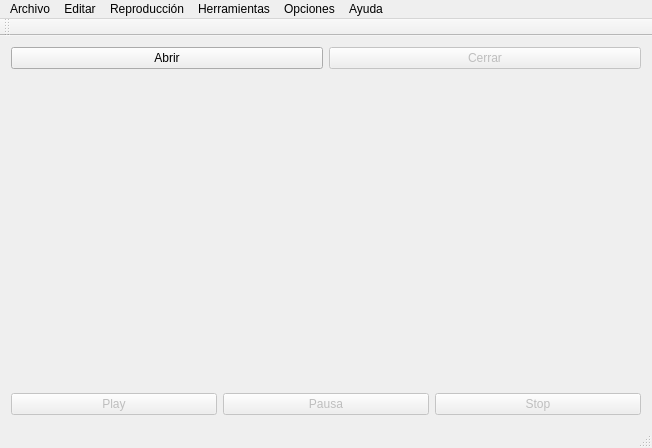
Before: the Qt Designer form movieplayer.ui in Madh93/Qt5-MoviePlayer, drawn with Qt 5.
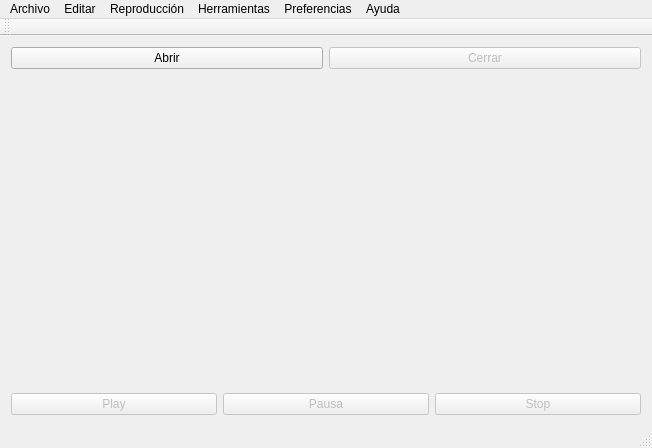
After: the same form once the commit is applied.

Commit message: añadiendo mas menus

Patch:
```diff
--- a/movieplayer.ui
+++ b/movieplayer.ui
@@ -138,9 +138,9 @@
      <string>Herramientas</string>
     </property>
    </widget>
-   <widget class="QMenu" name="menuOpciones">
+   <widget class="QMenu" name="menuPreferencias">
     <property name="title">
-     <string>Opciones</string>
+     <string>Preferencias</string>
     </property>
    </widget>
    <widget class="QMenu" name="menuAyuda">
@@ -156,7 +156,7 @@
    <addaction name="menuEditar"/>
    <addaction name="menuReproduccion"/>
    <addaction name="menuHerramientas"/>
-   <addaction name="menuOpciones"/>
+   <addaction name="menuPreferencias"/>
    <addaction name="menuAyuda"/>
   </widget>
   <widget class="QToolBar" name="mainToolBar">
```
Left out of the diff: 9 changed lines with no effect on the pictures. The commit also changes 2 other files.
